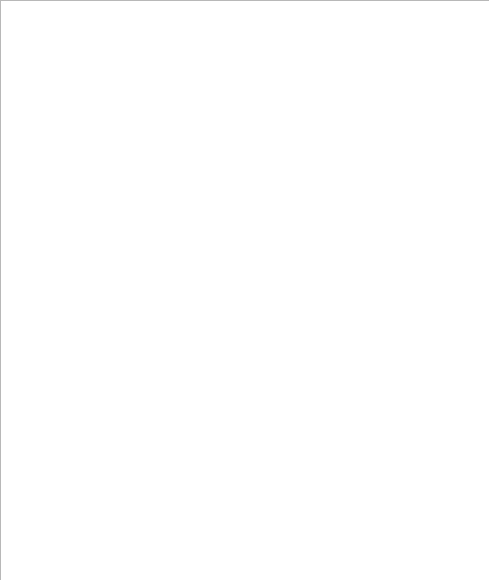
SpectralJager/redSQR, file aboutwind.ui: the form before one commit.
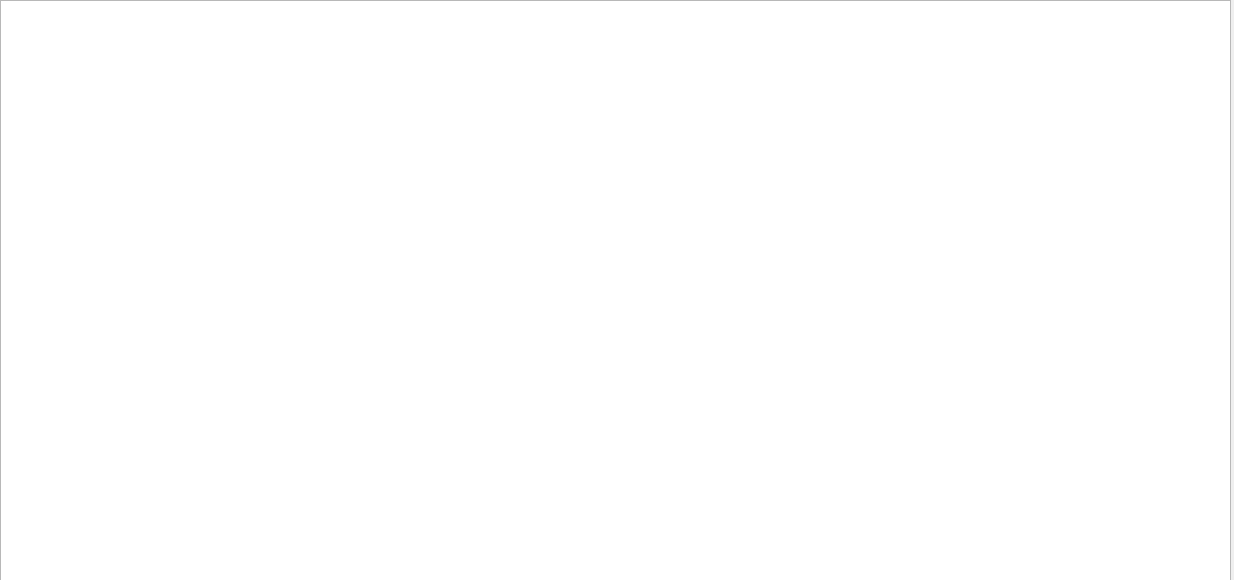
The form after the commit.

```diff
--- a/aboutwind.ui
+++ b/aboutwind.ui
@@ -6,7 +6,7 @@
    <rect>
     <x>0</x>
     <y>0</y>
-    <width>489</width>
+    <width>1234</width>
     <height>580</height>
    </rect>
   </property>
@@ -18,7 +18,7 @@
     <rect>
      <x>0</x>
      <y>0</y>
-     <width>491</width>
+     <width>1231</width>
      <height>581</height>
     </rect>
    </property>
```
